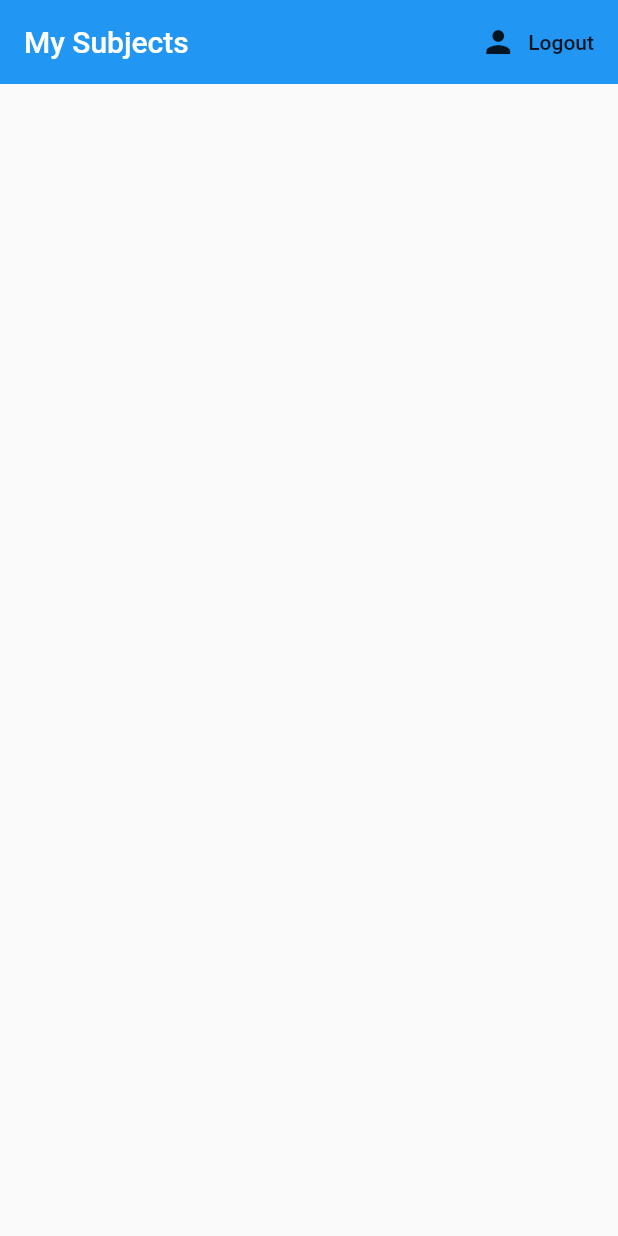
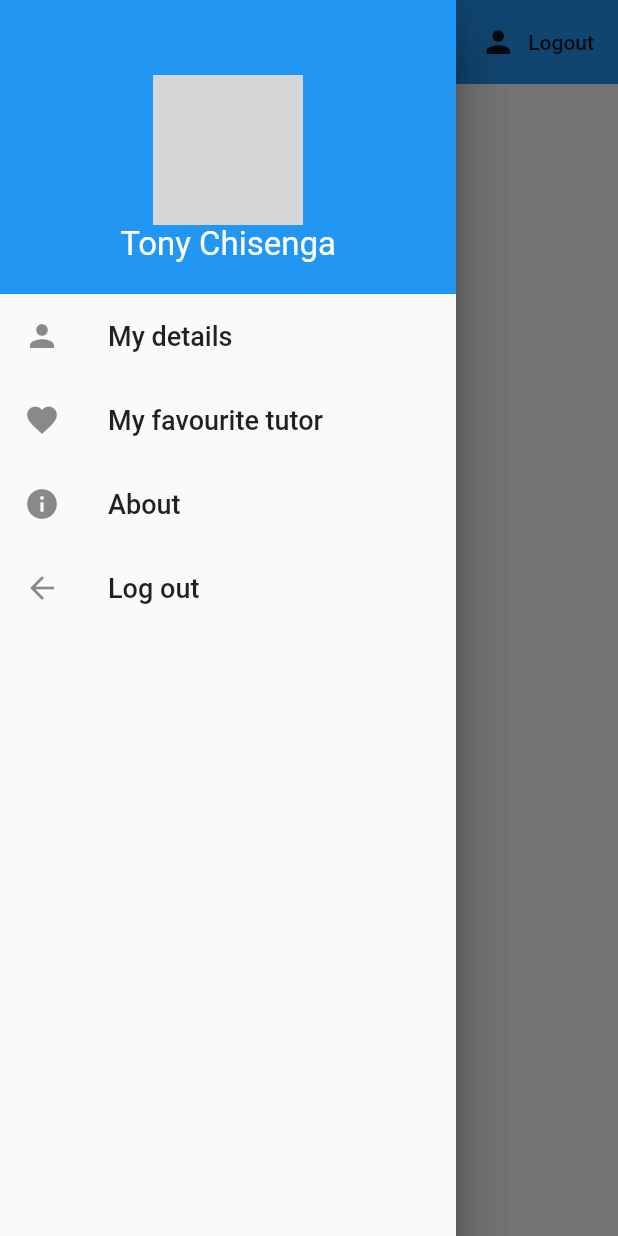
Before and after one commit to ChisengaSol/csappliedteacherappRepo, a Flutter app: the screen it shows once a user with an empty profile is signed in, with the side drawer open (before the commit the screen has no drawer), on a phone screen of 412 x 824 dp. Run offline on Flutter 3.47's test engine with Material 2 defaults, Android fonts, the phone set to English and light mode, and no system bars; our stand-ins replace cloud_firestore, firebase_auth, firebase_core, flutter_spinkit; accounts and stored records are empty; network calls fail; grey boxes are pictures that could not be loaded.

Commit message:
19/3/2021 commit

```diff
--- a/lib/src/models/tutor.dart
+++ b/lib/src/models/tutor.dart
@@ -3,7 +3,8 @@ class Tutor {
   final String lname;
   final String gender;
   final String company;
+  final String tutor_or_pupil;
   final String bio;
 
-  Tutor({this.fname, this.lname, this.gender, this.company, this.bio});
+  Tutor({this.fname, this.lname, this.gender, this.company, this.tutor_or_pupil,this.bio});
 }
--- a/lib/src/models/user.dart
+++ b/lib/src/models/user.dart
@@ -3,3 +3,23 @@ class Myuser {
 
   Myuser({this.uid});
 }
+
+class UserData {
+  final String uid;
+  final String fname;
+  final String lname;
+  final String gender;
+  final String company;
+  final String tutor_or_pupil;
+  final String bio;
+
+  UserData(
+      {this.uid,
+      this.fname,
+      this.lname,
+      this.gender,
+      this.company,
+      this.tutor_or_pupil,
+      this.bio
+      });
+}
--- a/lib/src/screens/home/home.dart
+++ b/lib/src/screens/home/home.dart
@@ -1,6 +1,8 @@
 import 'package:cloud_firestore/cloud_firestore.dart';
+import 'package:csappliedteacherapp/src/models/tutor.dart';
 import 'package:csappliedteacherapp/src/screens/authenticate/login.dart';
 import 'package:csappliedteacherapp/src/screens/home/subject_list.dart';
+import 'package:csappliedteacherapp/src/screens/main_drawer_pages/menu_drawer.dart';
 import 'package:csappliedteacherapp/src/services/auth.dart';
 import 'package:firebase_auth/firebase_auth.dart';
 import 'package:flutter/material.dart';
@@ -11,7 +13,7 @@ class HomeScreen extends StatelessWidget {
   final AuthService _auth = AuthService();
   @override
   Widget build(BuildContext context) {
-    return StreamProvider<QuerySnapshot>.value(
+    return StreamProvider<List<Tutor>>.value(
         value: DatabaseService().tutors,
         initialData: null,
         child: Scaffold(
@@ -28,6 +30,9 @@ class HomeScreen extends StatelessWidget {
             )
           ],
         ),
+        drawer: Drawer(
+          child: MainDrawer(),
+        ),
         body: TutorList(),
       ),
     );
--- /dev/null
+++ b/lib/src/screens/main_drawer_pages/menu_drawer.dart
@@ -0,0 +1,112 @@
+import 'package:csappliedteacherapp/src/screens/main_drawer_pages/favourite_tutor.dart';
+import 'package:firebase_auth/firebase_auth.dart';
+import 'package:flutter/material.dart';
+
+import '../authenticate/login.dart';
+import 'info.dart';
+import '../home/my_details_screen.dart';
+
+class MainDrawer extends StatelessWidget {
+    final auth = FirebaseAuth.instance;
+  @override
+  Widget build(BuildContext context) {
+    return Drawer(
+      child: Column(
+        children: <Widget>[
+          Container(
+            width: double.infinity,
+            padding: EdgeInsets.all(20),
+            color: Theme.of(context).primaryColor,
+            child: Center(
+              child: Column(
+                children: <Widget>[
+                  Container(
+                    width: 100,
+                    height: 100,
+                    margin: EdgeInsets.only(
+                      top: 30,
+                    ),
+                    decoration: BoxDecoration(
+                      shape: BoxShape.circle,
+                      image: DecorationImage(
+                        image: NetworkImage(
+                          'https://xenforo.com/community/data/avatars/o/202/202502.jpg',
+                        ),
+                        fit: BoxFit.fill,
+                      ), //it is NetworkImage because the image is being provided from the internet
+                    ),
+                  ),
+                  Text(
+                    'Tony Chisenga',
+                    style: TextStyle(
+                      fontSize: 22,
+                      color: Colors.white,
+                    ),
+                  ) //username and email
+                ],
+              ),
+            ),
+          ),
+          ListTile(
+            leading: Icon(Icons.person),
+            title: Text(
+              'My details',
+              style: TextStyle(
+                fontSize: 18,
+              ),
+            ),
+            onTap: () {
+              Navigator.push(
+                context,
+                MaterialPageRoute(builder: (context) => DetailsScreen()),
+              );
+            }, //currently do nothing when tapped
+          ),
+          ListTile(
+            leading: Icon(Icons.favorite),
+            title: Text(
+              'My favourite tutor',
+              style: TextStyle(
+                fontSize: 18,
+              ),
+            ),
+            onTap: () {
+              Navigator.push(
+                context,
+                MaterialPageRoute(builder: (context) => FavoriteTutorsScreen()),
+              );
+            }, //currently do nothing when tapped
+          ),
+          ListTile(
+            leading: Icon(Icons.info),
+            title: Text(
+              'About',
+              style: TextStyle(
+                fontSize: 18,
+              ),
+            ),
+            onTap: () {
+              Navigator.push(
+                context,
+                MaterialPageRoute(builder: (context) => InfoScreen()),
+              );
+            }, //currently do nothing when tapped
+          ),
+          ListTile(
+            leading: Icon(Icons.arrow_back),
+            title: Text(
+              'Log out',
+              style: TextStyle(
+                fontSize: 18,
+              ),
+            ),
+            // onTap: () {
+            //   auth.signOut();
+            //   Navigator.of(context).pushReplacement(MaterialPageRoute(builder: (context)=>LoginScreen()));
+            // } //currently do nothing when tapped
+          ),
+        ],
+      ),
+    );
+  }
+}
```
Also changed, not shown: lib/src/screens/home/my_details_screen.dart (added, +90 -0 lines), lib/src/screens/home/tutor_list.dart (added, +23 -0 lines), lib/src/screens/home/user_info.dart (added, +22 -0 lines), lib/src/screens/home/user_settingform.dart (added, +161 -0 lines), lib/src/screens/main_drawer_pages/favourite_tutor.dart (added, +21 -0 lines), lib/src/screens/main_drawer_pages/info.dart (added, +21 -0 lines), lib/src/services/auth.dart (+11 -1 lines), lib/src/services/database.dart (+49 -14 lines).
